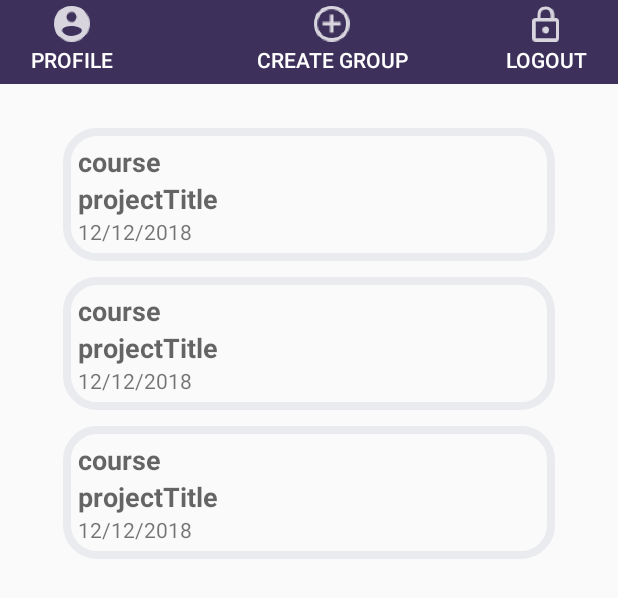
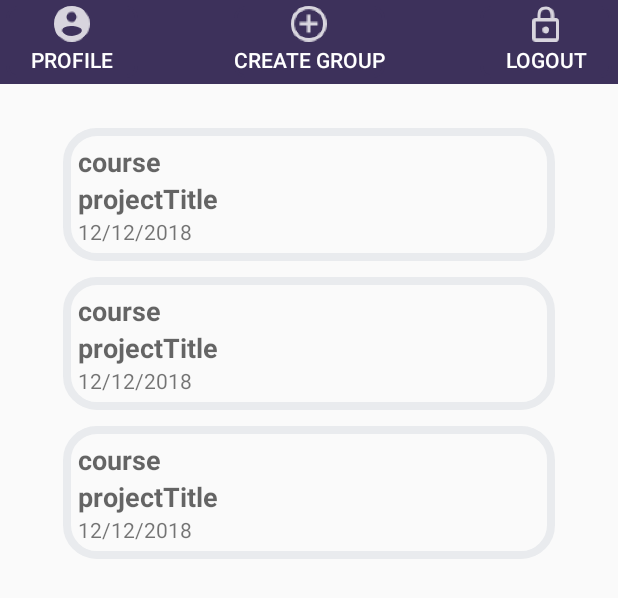
Before and after one commit to lukasrosario/EC327_Grouper, an Android app: the layout activity_main.xml on its own in the app's theme, with its tools: preview values and no code run, on a phone screen of 412 x 824 dp. Shown: the top 598 px of the screen. Run offline under Robolectric (Android 15) with nearby library versions, the light colour scheme and no system bars.

Commit message:
Update activity_main.xml

```diff
--- a/app/src/main/res/layout/activity_main.xml
+++ b/app/src/main/res/layout/activity_main.xml
@@ -19,9 +19,8 @@
         android:layout_width="wrap_content"
         android:layout_height="wrap_content"
         android:layout_alignParentEnd="true"
-        android:layout_marginStart="6dp"
         android:layout_marginTop="4dp"
-        android:layout_marginEnd="140dp"
+        android:layout_marginEnd="155dp"
         android:text="@string/createGroup"
         android:textAlignment="center"
         android:textAllCaps="true"
```
